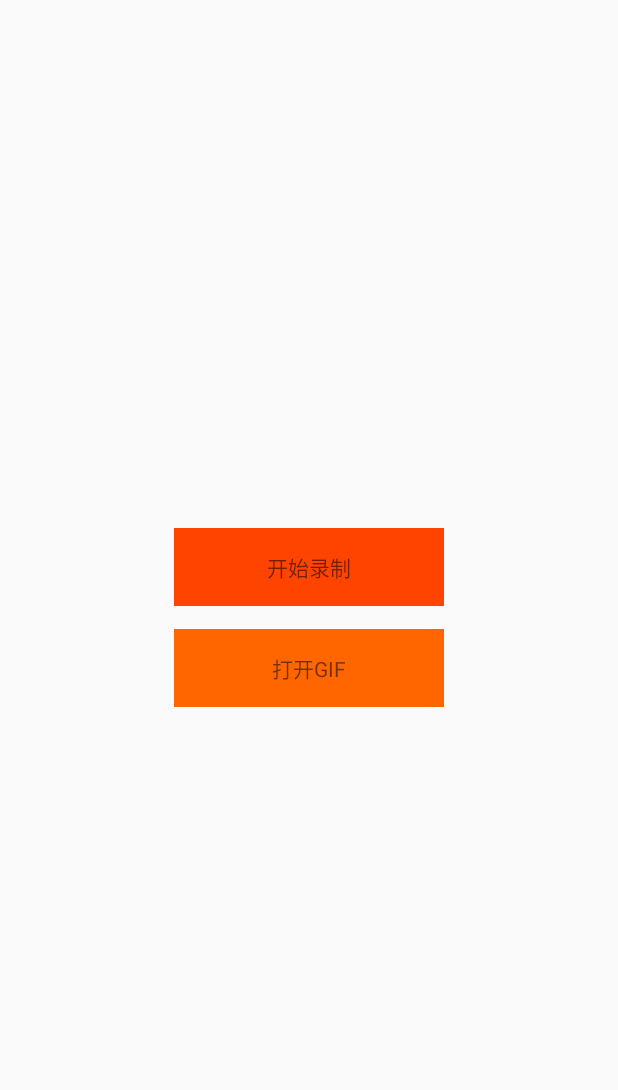
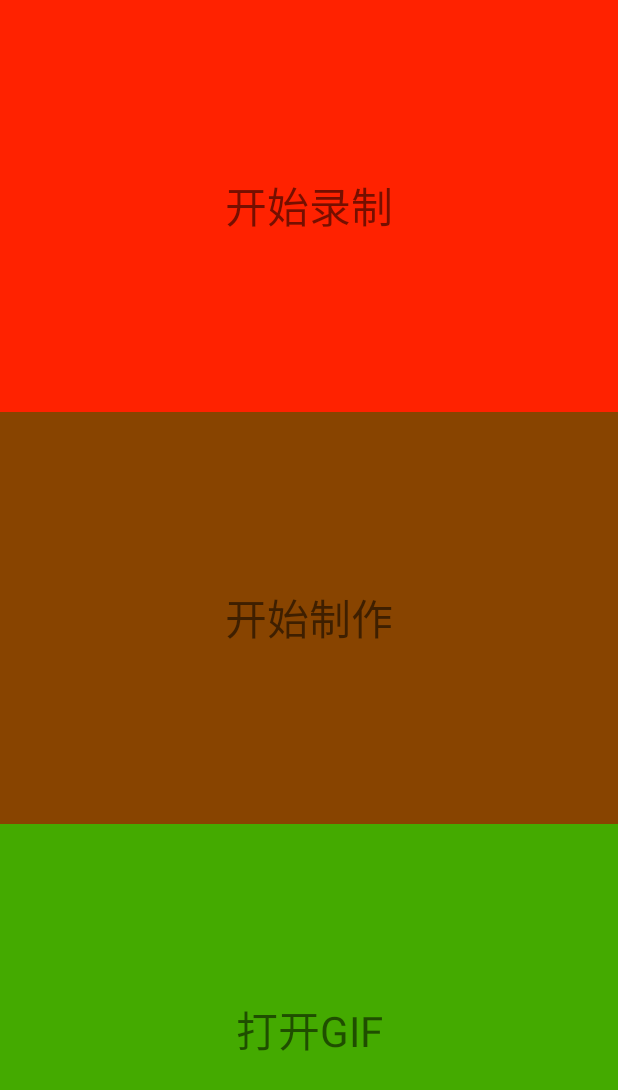
Before and after one commit to aoqianglin/GifRecord, an Android app: the screen it shows after launch (MainActivity), on a phone screen of 412 x 824 dp. Shown: the top 1090 px of the screen. Run offline under Robolectric (Android 15) with nearby library versions, the phone set to English and light mode, and no system bars.

Commit message:
初始化

```diff
--- a/app/src/main/AndroidManifest.xml
+++ b/app/src/main/AndroidManifest.xml
@@ -4,6 +4,7 @@
 
 
     <uses-permission android:name="android.permission.WRITE_EXTERNAL_STORAGE"/>
+    <uses-permission android:name="android.permission.SYSTEM_ALERT_WINDOW" />
 
     <application
         android:allowBackup="true"
@@ -21,6 +22,7 @@
                 <category android:name="android.intent.category.LAUNCHER" />
             </intent-filter>
         </activity>
+        <activity android:name=".RecordActivity" android:theme="@style/TransparentTheme" android:configChanges="orientation"></activity>
 
         <service android:name=".RecordService" android:exported="false" android:enabled="true"></service>
     </application>
--- a/app/src/main/res/layout/activity_main.xml
+++ b/app/src/main/res/layout/activity_main.xml
@@ -1,43 +1,44 @@
 <?xml version="1.0" encoding="utf-8"?>
-<RelativeLayout xmlns:android="http://schemas.android.com/apk/res/android"
+
+<LinearLayout xmlns:android="http://schemas.android.com/apk/res/android"
               android:layout_width="match_parent"
-                android:layout_height="match_parent">
-
-  <LinearLayout android:layout_width="match_parent"
-                android:layout_height="wrap_content"
+              android:layout_height="match_parent"
               android:orientation="vertical"
               android:layout_centerInParent="true">
 
   <TextView
       android:id="@+id/main_start_record_gif_tv"
-        android:layout_width="@dimen/main_btn_width"
-        android:layout_height="wrap_content"
-        android:text="@string/start_recoed_text_btn"
-        android:paddingTop="@dimen/main_padding_topandbottom_btn"
-        android:paddingBottom="@dimen/main_padding_topandbottom_btn"
-        android:paddingLeft="@dimen/main_padding_leftandright_btn"
-        android:paddingRight="@dimen/main_padding_leftandright_btn"
+      android:layout_width="match_parent"
+      android:layout_height="match_parent"
+      android:text="@string/start_record_text_btn"
+      android:layout_weight="1"
+      android:textSize="@dimen/main_text_size"
       android:background="@color/main_start_record_gif_bk"
       android:layout_gravity="center"
       android:onClick="onMainBtnClick"
       android:gravity="center"/>
 
   <TextView
-        android:id="@+id/main_open_record_gif_tv"
-        android:layout_width="@dimen/main_btn_width"
-        android:layout_height="wrap_content"
-        android:text="@string/open_gif_file_text_btn"
-        android:paddingTop="@dimen/main_padding_topandbottom_btn"
-        android:paddingBottom="@dimen/main_padding_topandbottom_btn"
-        android:paddingLeft="@dimen/main_padding_leftandright_btn"
-        android:paddingRight="@dimen/main_padding_leftandright_btn"
-        android:background="@color/main_open_record_gif_bk"
+      android:id="@+id/main_make_record_gif_tv"
+      android:layout_width="match_parent"
+      android:layout_height="match_parent"
+      android:text="@string/start_make_text_btn"
+      android:layout_weight="1"
+      android:textSize="@dimen/main_text_size"
+      android:background="@color/main_start_make_gif_bk"
       android:layout_gravity="center"
-        android:layout_marginTop="@dimen/main_padding_topandbottom_btn"
       android:onClick="onMainBtnClick"
       android:gravity="center"/>
 
-
+  <TextView
+      android:id="@+id/main_open_record_gif_tv"
+      android:layout_width="match_parent"
+      android:layout_height="match_parent"
+      android:text="@string/open_gif_file_text_btn"
+      android:layout_weight="1"
+      android:textSize="@dimen/main_text_size"
+      android:background="@color/main_open_record_gif_bk"
+      android:layout_gravity="center"
+      android:onClick="onMainBtnClick"
+      android:gravity="center"/>
 </LinearLayout>
-
-</RelativeLayout>
--- a/app/src/main/res/values/colors.xml
+++ b/app/src/main/res/values/colors.xml
@@ -4,7 +4,9 @@
     <color name="colorPrimaryDark">#303F9F</color>
     <color name="colorAccent">#FF4081</color>
 
-    <color name="main_start_record_gif_bk">#ff4400</color>
-    <color name="main_open_record_gif_bk">#ff6600</color>
+    <color name="main_start_record_gif_bk">#ff2200</color>
+    <color name="main_start_make_gif_bk">#884400</color>
+
+    <color name="main_open_record_gif_bk">#44aa00</color>
 
 </resources>
--- a/app/src/main/res/values/dimens.xml
+++ b/app/src/main/res/values/dimens.xml
@@ -3,6 +3,7 @@
     <dimen name="activity_horizontal_margin">16dp</dimen>
     <dimen name="activity_vertical_margin">16dp</dimen>
   <dimen name="fab_margin">16dp</dimen>
+  <dimen name="main_text_size">28sp</dimen>
 
   <dimen name="main_btn_width">180dp</dimen>
   <dimen name="main_padding_topandbottom_btn">15dp</dimen>
--- a/app/src/main/res/values/strings.xml
+++ b/app/src/main/res/values/strings.xml
@@ -1,5 +1,11 @@
 <resources>
   <string name="app_name">Gif小助手</string>
-  <string name="start_recoed_text_btn">开始录制</string>
+  <string name="start_record_text_btn">开始录制</string>
+  <string name="start_make_text_btn">开始制作</string>
+
   <string name="open_gif_file_text_btn">打开GIF</string>
+
+  <string name="record_title_tip">顶部不会被录制</string>
+  <string name="record_top_stop_text">点击结束录制</string>
+
 </resources>
--- a/app/src/main/res/values/styles.xml
+++ b/app/src/main/res/values/styles.xml
@@ -14,4 +14,10 @@
   <style name="AppTheme.AppBarOverlay" parent="ThemeOverlay.AppCompat.Dark.ActionBar"/>
   <style name="AppTheme.PopupOverlay" parent="ThemeOverlay.AppCompat.Light"/>
 
+
+  <style name="TransparentTheme" parent="AppTheme">
+    <item name="android:windowBackground">@android:color/transparent</item>
+    <item name="android:windowIsTranslucent">true</item>
+    <item name="android:windowAnimationStyle">@android:style/Animation.Translucent</item>
+  </style>
 </resources>
```
Also changed, not shown: app/src/main/java/com/gif/branch/gifrecord/AppApplication.java (added, +21 -0 lines), app/src/main/java/com/gif/branch/gifrecord/GifConst.java (added, +16 -0 lines), app/src/main/java/com/gif/branch/gifrecord/MainActivity.java (+22 -43 lines), app/src/main/java/com/gif/branch/gifrecord/RecordActivity.java (added, +36 -0 lines), app/src/main/java/com/gif/branch/gifrecord/RecordService.java (+58 -5 lines), app/src/main/java/com/gif/branch/gifrecord/ScreenInfo.java (added, +14 -0 lines), app/src/main/java/com/gif/branch/gifrecord/Utils/BitmapUtil.java (+16 -0 lines), app/src/main/java/com/gif/branch/gifrecord/Utils/SystemUtil.java (+58 -0 lines), app/src/main/res/layout/record_title_layout.xml (added, +25 -0 lines), app/src/main/res/menu/menu_main.xml (deleted, +0 -9 lines). Lines whose indentation alone changed are shown as unchanged.
